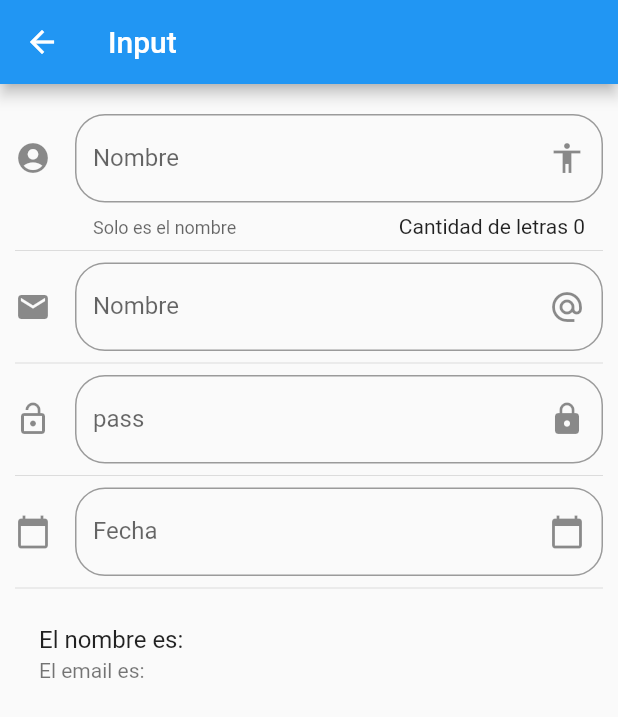
After one commit to KevAlv/FlutterComponets, a Flutter app: the screen it shows after launch, after a tap on "inputs", on a phone screen of 412 x 824 dp. The commit adds this screen. Shown: the top 717 px of the screen. Run offline on Flutter 3.47's test engine with Material 2 defaults, Android fonts, the phone set to English and light mode, and no system bars; network calls fail.

Commit message:
adiciones la ventana de input

```diff
--- a/data/menu_opts.json
+++ b/data/menu_opts.json
@@ -15,6 +15,11 @@
             "ruta" : "card",
             "icon" : "folder_open",
             "texto": "Cards - Tarjetas"
+        },
+        {
+            "ruta" : "inputs",
+            "icon" : "input",
+            "texto": "inputs"
         }
     ]
 }
--- a/lib/main.dart
+++ b/lib/main.dart
@@ -1,6 +1,7 @@
 import 'package:componentes/routes/routes.dart';
 import 'package:componentes/src/pages/alert_page.dart';
 import 'package:flutter/material.dart';
+import 'package:flutter_localizations/flutter_localizations.dart';
 
 void main() => runApp(MyApp());
 
@@ -10,12 +11,19 @@ class MyApp extends StatelessWidget {
     return MaterialApp(
       title: 'Material App',
       debugShowCheckedModeBanner: false,
+      localizationsDelegates: [
+        GlobalMaterialLocalizations.delegate,
+        GlobalWidgetsLocalizations.delegate,
+      ],
+      supportedLocales: [
+        const Locale('en','US'), // English
+        const Locale('es', 'ES'), // Spanish
+      ],
       initialRoute: '/',
       routes: getRoutes(),
-      onGenerateRoute:(settings){
+      onGenerateRoute: (settings) {
         return MaterialPageRoute(
-          builder: (BuildContext context)=>AlertPage()
-        );
+            builder: (BuildContext context) => AlertPage());
       },
     );
   }
--- a/lib/routes/routes.dart
+++ b/lib/routes/routes.dart
@@ -2,6 +2,7 @@ import 'package:componentes/src/home_page.dart';
 import 'package:componentes/src/pages/alert_page.dart';
 import 'package:componentes/src/pages/avatar_page.dart';
 import 'package:componentes/src/pages/card_page.dart';
+import 'package:componentes/src/pages/input_page.dart';
 import 'package:flutter/material.dart';
 
 getRoutes(){
@@ -10,5 +11,6 @@ getRoutes(){
         'alert': (BuildContext context) => AlertPage(),
         'avatar': (BuildContext context) => AvatarPage(),
         'card': (BuildContext context) => CardPage(),
+        'inputs': (BuildContext context) => InputPage(),
       };
 }
--- a/lib/src/pages/card_page.dart
+++ b/lib/src/pages/card_page.dart
@@ -28,6 +28,8 @@ class CardPage extends StatelessWidget {
 
   _cardTipo1() {
     return Card(
+      elevation: 10.0,
+      shape:RoundedRectangleBorder(borderRadius: BorderRadius.circular(10.0)),
       child: Column(
         children: <Widget>[
           ListTile(
@@ -56,6 +58,9 @@ class CardPage extends StatelessWidget {
 
   _cardTipo2() {
     return Card(
+      clipBehavior: Clip.antiAlias,
+      elevation: 10.0,
+      shape:RoundedRectangleBorder(borderRadius: BorderRadius.circular(10.0)) ,
       child: Column(
         children: <Widget>[
           FadeInImage(
--- /dev/null
+++ b/lib/src/pages/input_page.dart
@@ -0,0 +1,128 @@
+import 'package:flutter/material.dart';
+import 'package:flutter/services.dart';
+
+class InputPage extends StatefulWidget {
+  @override
+  _InputPageState createState() => _InputPageState();
+}
+
+class _InputPageState extends State<InputPage> {
+  String _nombre = "";
+  String _email = "";
+  String _fecha;
+  TextEditingController _inputDateController = new TextEditingController();
+
+  @override
+  Widget build(BuildContext context) {
+    return Scaffold(
+      appBar: AppBar(
+        title: Text("Input"),
+      ),
+      body: ListView(
+        padding: EdgeInsets.symmetric(horizontal: 10.0, vertical: 20),
+        children: <Widget>[
+          _crearInput(),
+          Divider(),
+          _crearEmail(),
+          Divider(),
+          _crearPassword(),
+          Divider(),
+          _crearFecha(context),
+          Divider(),
+          _crearPersona()
+        ],
+      ),
+    );
+  }
+
+  Widget _crearInput() {
+    return TextField(
+      textCapitalization: TextCapitalization.sentences,
+      decoration: InputDecoration(
+          border: OutlineInputBorder(borderRadius: BorderRadius.circular(20)),
+          counter: Text("Cantidad de letras ${_nombre.length}"),
+          hintText: "Nombre de la persona",
+          labelText: "Nombre",
+          helperText: "Solo es el nombre",
+          suffixIcon: Icon(Icons.accessibility),
+          icon: Icon(Icons.account_circle)),
+      onChanged: (valor) {
+        setState(() {
+          _nombre = valor;
+        });
+      },
+    );
+  }
+
+  Widget _crearPersona() {
+    return ListTile(
+      title: Text("El nombre es: $_nombre"),
+      subtitle: Text("El email es: $_email"),
+    );
+  }
+
+  Widget _crearEmail() {
+    return TextField(
+      keyboardType: TextInputType.emailAddress,
+      textCapitalization: TextCapitalization.sentences,
+      decoration: InputDecoration(
+          border: OutlineInputBorder(borderRadius: BorderRadius.circular(20)),
+          hintText: "Email",
+          labelText: "Nombre",
+          suffixIcon: Icon(Icons.alternate_email),
+          icon: Icon(Icons.email)),
+      onChanged: (valor) => setState(() {
+        _email = valor;
+      }),
+    );
+  }
+
+  Widget _crearPassword() {
+    return TextField(
+      obscureText: true,
+      textCapitalization: TextCapitalization.sentences,
+      decoration: InputDecoration(
+          border: OutlineInputBorder(borderRadius: BorderRadius.circular(20)),
+          hintText: "Password",
+          labelText: "pass",
+          suffixIcon: Icon(Icons.lock),
+          icon: Icon(Icons.lock_open)),
+      onChanged: (valor) => setState(() {}),
+    );
+  }
+
+  Widget _crearFecha(BuildContext context) {
+    return TextField(
+      controller: _inputDateController,
+      enableInteractiveSelection: false,
+      textCapitalization: TextCapitalization.sentences,
+      decoration: InputDecoration(
+          border: OutlineInputBorder(borderRadius: BorderRadius.circular(20)),
+          hintText: "Fecha de nacimiento",
+          labelText: "Fecha",
+          suffixIcon: Icon(Icons.calendar_today),
+          icon: Icon(Icons.calendar_today)),
+      onTap: () {
+        FocusScope.of(context).requestFocus(new FocusNode());
+        _selectDate(context);
+      },
+    );
+  }
+
+     _selectDate(BuildContext context) async {
+       DateTime picked = await showDatePicker(
+         context: context,
+         initialDate: new DateTime.now(),
+         firstDate: new DateTime(2018),
+         lastDate: new DateTime(2025),
+         locale: Locale('es','ES')
+       );
+       if (picked!=null) {
+            setState(() {
+              _fecha=picked.toString();
+              _inputDateController.text = _fecha;
+
+            });
+       }
+  }
+}
--- a/lib/utils/icono_string_util.dart
+++ b/lib/utils/icono_string_util.dart
@@ -3,6 +3,7 @@ final _icons = <String,IconData> {
   "add_alert":    Icons.add_alert,
   "accessibility":Icons.accessible,
   "folder_open":    Icons.folder_open,
+  "input":    Icons.input,
 
 };
 Icon getIcon(String nombreIcono){
--- a/pubspec.yaml
+++ b/pubspec.yaml
@@ -19,6 +19,9 @@ environment:
 dependencies:
   flutter:
     sdk: flutter
+  flutter_localizations:
+    sdk: flutter
+  flutter_cupertino_localizations: ^1.0.1
 
   # The following adds the Cupertino Icons font to your application.
   # Use with the CupertinoIcons class for iOS style icons.
```
Also changed, not shown: lib/src/pages/alert_page.dart (+38 -0 lines), lib/src/pages/avatar_page.dart (+28 -1 lines), pubspec.lock.
